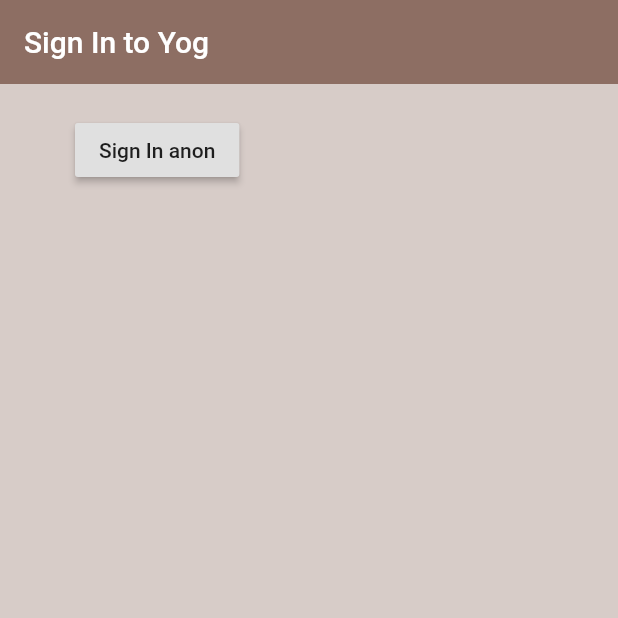
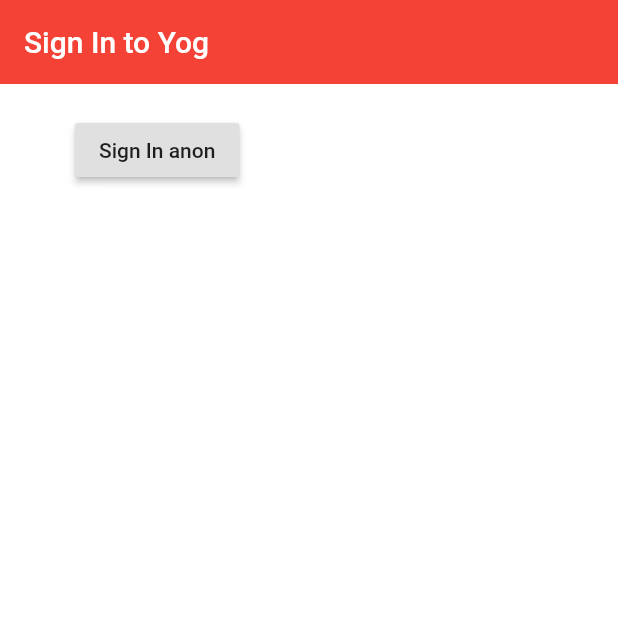
Before and after one commit to iqrafatimame/Flutter-Firebase, a Flutter app: the screen it shows after launch, after a tap on "Sign In anon", on a phone screen of 412 x 824 dp, the top half of it. Run offline on Flutter 3.47's test engine with Material 2 defaults, Android fonts, the phone set to English and light mode, and no system bars; our stand-ins replace firebase_auth; accounts and stored records are empty; network calls fail.

```diff
--- a/lib/main.dart
+++ b/lib/main.dart
@@ -1,8 +1,5 @@
-import 'package:SignIn/models/user.dart';
-import 'package:SignIn/servives/auth.dart';
 import 'package:SignIn/wraper.dart';
 import 'package:flutter/material.dart';
-import 'package:provider/provider.dart';
 
 void main() {
   runApp(MyApp());
@@ -12,12 +9,12 @@ class MyApp extends StatelessWidget {
   // This widget is the root of your application.
   @override
   Widget build(BuildContext context) {
-    return StreamProvider<User>.value(
-      value: AuthService().user,
-      child: MaterialApp(
-        debugShowCheckedModeBanner: false,
-        home: Wrapper(),
+    return MaterialApp(
+      title: 'Flutter Demo',
+      theme: ThemeData(
+        primarySwatch: Colors.indigo,
       ),
+      home: Wrapper(),
     );
   }
 }
--- a/lib/screens/authenticate/signin.dart
+++ b/lib/screens/authenticate/signin.dart
@@ -1,4 +1,4 @@
-import 'package:SignIn/servives/auth.dart';
+import 'package:firebase_auth/firebase_auth.dart';
 import 'package:flutter/material.dart';
 
 class SignIn extends StatefulWidget {
@@ -7,14 +7,20 @@ class SignIn extends StatefulWidget {
 }
 
 class _SignInState extends State<SignIn> {
-  final AuthService _auth = AuthService();
+  Future<void> _signInAnonymously() async {
+    try {
+      await FirebaseAuth.instance.signInAnonymously();
+    } catch (e) {
+      print(e); // Todo: show dialog with error
+    }
+  }
 
   @override
   Widget build(BuildContext context) {
     return Scaffold(
-      backgroundColor: Colors.brown[100],
+      backgroundColor: Colors.white,
       appBar: AppBar(
-        backgroundColor: Colors.brown[400],
+        backgroundColor: Colors.red,
         elevation: 0.0,
         title: Text("Sign In to Yog"),
       ),
@@ -22,15 +28,7 @@ class _SignInState extends State<SignIn> {
         padding: EdgeInsets.symmetric(vertical: 20.0, horizontal: 50.0),
         child: RaisedButton(
           child: Text("Sign In anon"),
-          onPressed: () async {
-            dynamic result = await _auth.signInAnon();
-            if (result == null) {
-              print("error in sign in");
-            } else {
-              print("Signed In");
-              print(result.uid);
-            }
-          },
+          onPressed: _signInAnonymously,
         ),
       ),
     );
--- a/lib/wraper.dart
+++ b/lib/wraper.dart
@@ -1,11 +1,28 @@
-import 'package:SignIn/screens/authenticate/authnticate.dart';
+import 'package:SignIn/home/home.dart';
+import 'package:SignIn/screens/authenticate/signin.dart';
+import 'package:firebase_auth/firebase_auth.dart';
 import 'package:flutter/material.dart';
-import 'package:provider/provider.dart';
 
 class Wrapper extends StatelessWidget {
   @override
   Widget build(BuildContext context) {
-    //todo: return either home or authenticate
-    return Authenticate();
+    return StreamBuilder<FirebaseUser>(
+      stream: FirebaseAuth.instance.onAuthStateChanged,
+      builder: (context, snapshot) {
+        if (snapshot.connectionState == ConnectionState.active) {
+          FirebaseUser user = snapshot.data;
+          if (user == null) {
+            return SignIn();
+          }
+          return Home();
+        } else {
+          return Scaffold(
+            body: Center(
+              child: CircularProgressIndicator(),
+            ),
+          );
+        }
+      },
+    );
   }
 }
--- a/pubspec.yaml
+++ b/pubspec.yaml
@@ -30,7 +30,7 @@ dependencies:
   cupertino_icons: ^0.1.3
   firebase_auth: ^0.14.0+5
   cloud_firestore: ^0.12.9+5
-  provider: ^4.3.2+2
+  provider: ^3.1.0
 
 dev_dependencies:
   flutter_test:
```
Also changed, not shown: lib/home/home.dart (+30 -2 lines), lib/servives/auth.dart (+10 -3 lines), pubspec.lock, 1 other file.
